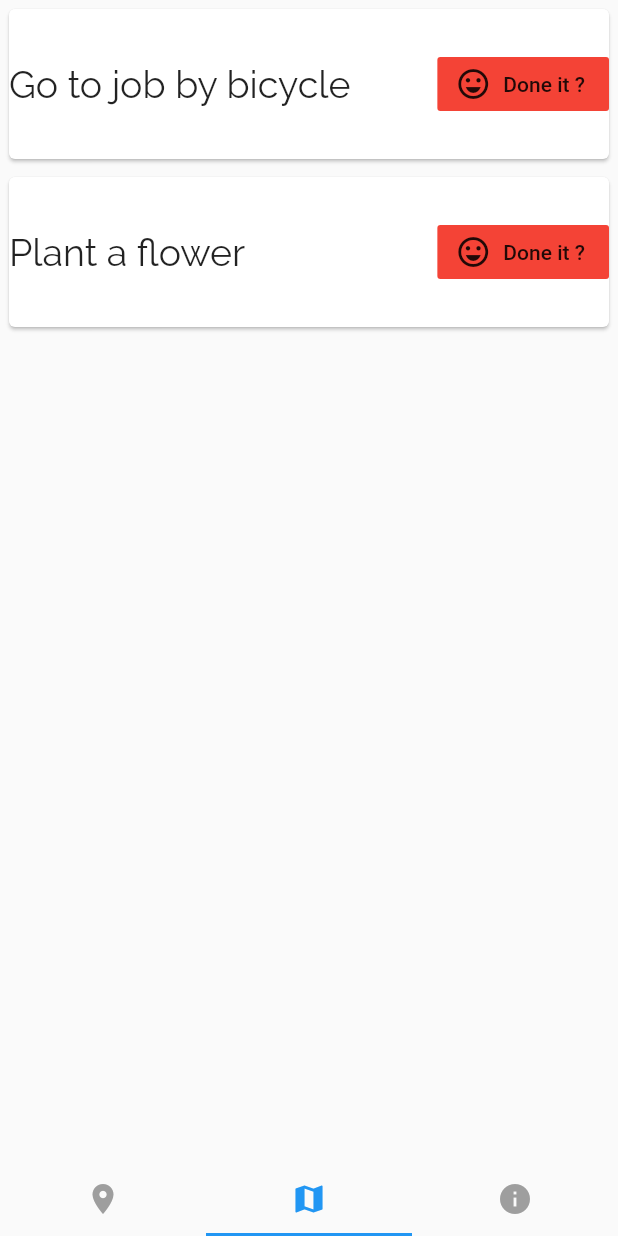
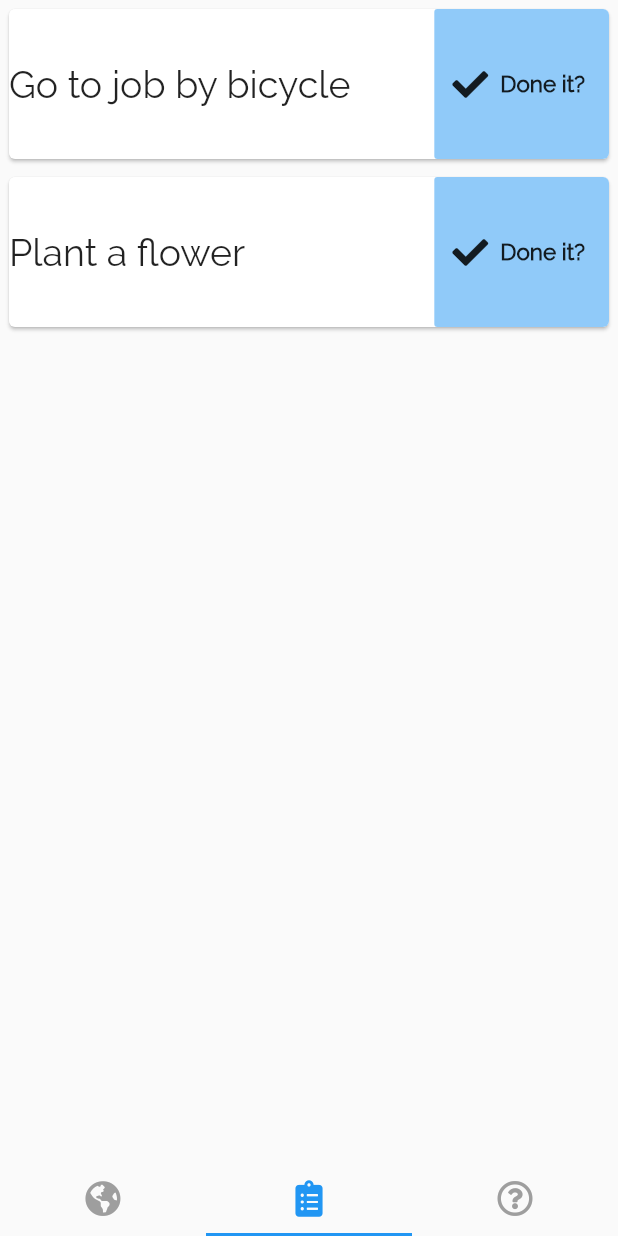
Before and after one commit to alexpavelm/SpaceAppsProject, a Flutter app: the BottomNavBar screen opened directly, item 2 of the bottom bar chosen, on a phone screen of 412 x 824 dp. Run offline on Flutter 3.47's test engine with Material 2 defaults, Android fonts, the phone set to English and light mode, and no system bars; our stand-ins replace auto_size_text, font_awesome_flutter, google_maps_flutter.

Commit message:
Merge branch 'master' of https://github.com/alexpavelm/SpaceAppsProject
# Conflicts:
#	lib/GlobalData.dart
#	pubspec.lock

```diff
--- a/lib/BottomNavBar.dart
+++ b/lib/BottomNavBar.dart
@@ -1,5 +1,6 @@
 import 'package:flutter/cupertino.dart';
 import 'package:flutter/material.dart';
+import 'package:font_awesome_flutter/font_awesome_flutter.dart';
 import 'package:space_apps_project/CurrentLocation.dart';
 import 'package:space_apps_project/MyAirTab.dart';
 import 'package:space_apps_project/InfoTab.dart';
@@ -32,13 +33,13 @@ class BottomNavBarState extends State<BottomNavBar> {
               bottomNavigationBar: TabBar(
                 tabs: [
                   Tab(
-                    icon: Icon(Icons.location_on),
+                    icon: Icon(FontAwesomeIcons.globeAmericas),
                   ),
                   Tab(
-                    icon: Icon(Icons.map),
+                    icon: Icon(FontAwesomeIcons.clipboardList),
                   ),
                   Tab(
-                    icon: Icon(Icons.info),
+                    icon: Icon(FontAwesomeIcons.questionCircle),
                   )
                 ],
                 labelColor: Colors.blue,
--- a/lib/InfoTab.dart
+++ b/lib/InfoTab.dart
@@ -33,7 +33,7 @@ class InfoTabState extends State<InfoTab> {
 
   Widget infoCard(IconData icon, String title, String text) {
     return Padding(
-        padding: const EdgeInsets.all(5.0),
+        padding: const EdgeInsets.all(2.0),
         child: Card(
             clipBehavior: Clip.antiAlias,
             child: Padding(
--- a/lib/MyAirTab.dart
+++ b/lib/MyAirTab.dart
@@ -1,9 +1,9 @@
 import 'package:flutter/cupertino.dart';
 import 'package:flutter/material.dart';
+import 'package:font_awesome_flutter/font_awesome_flutter.dart';
 import 'dart:math';
 import 'GlobalData.dart';
 import 'Questss.dart';
-import 'package:confetti/confetti.dart';
 
 class MyAirTab extends StatefulWidget {
   @override
@@ -19,9 +19,38 @@ class MyAirTabState extends State<MyAirTab> {
   @override
   Widget build(BuildContext context) {
     return Center(
-      child: ListView(
-          children: globalData.quests.map((object) => quest(object)).toList()),
+      child: globalData.quests.length != 0 ?ListView(
+          children: globalData.quests.map((object) => quest(object)).toList()) : Text("HAHA"),
     );
+  }
+
+  Future confirmDialog(int id) {
+    return showDialog(
+        context: context,
+        builder: (context) {
+          return AlertDialog(
+            title: Text("Please confirm"),
+            actions: <Widget>[
+              new FlatButton(
+                child: new Text('YES'),
+                onPressed: () {
+                  setState(() {
+
+                      globalData.quests
+                          .remove(globalData.quests[id]);
+                  });
+                  Navigator.of(context).pop();
+                },
+              ),
+              new FlatButton(
+                child: new Text('NO'),
+                onPressed: () {
+                  Navigator.of(context).pop();
+                },
+              )
+            ],
+          );
+        });
   }
 
   Widget quest(Questss data) {
@@ -36,25 +65,26 @@ class MyAirTabState extends State<MyAirTab> {
                 child: Row(
                   mainAxisAlignment: MainAxisAlignment.spaceBetween,
                   children: <Widget>[
-                    new Text(qst,
-                        style: TextStyle(fontSize: 25, fontFamily: 'Raleway')),
-                    FlatButton.icon(
-                        color: Colors.red,
-                        icon: Icon(Icons.sentiment_very_satisfied),
-                        label: Text('Done it ?'),
-                        onPressed: () {
-                          setState(() {
-                            if (globalData.quests.length == 1) {
-                              globalData.quests = new List();
-                              globalData.quests.add(
-                                  new Questss("Congratulations! You have finished your challanges!", -1));
-                              globalData.quests[0].finishquests = true;
-                            } else {
-                              globalData.quests
-                                  .remove(globalData.quests[data.id]);
-                            }
-                          });
-                        }),
+                    Column(
+                      mainAxisAlignment: MainAxisAlignment.center,
+                      children: <Widget>[
+                        new Text(qst,
+                            style: TextStyle(fontSize: 25, fontFamily: 'Raleway')),
+                      ],
+                    ),
+                    Column(
+                      children: <Widget>[
+                        Expanded(
+                          child: FlatButton.icon(
+                              color: Colors.blue.shade200,
+                              icon: Icon(FontAwesomeIcons.check),
+                              label: Text('Done it?', style: TextStyle(fontSize: 15, fontWeight: FontWeight.bold, fontFamily: 'Raleway')),
+                              onPressed: () {
+                                confirmDialog(data.id);
+                              }),
+                        ),
+                      ],
+                    ),
                   ],
                 ),
               ),
```
